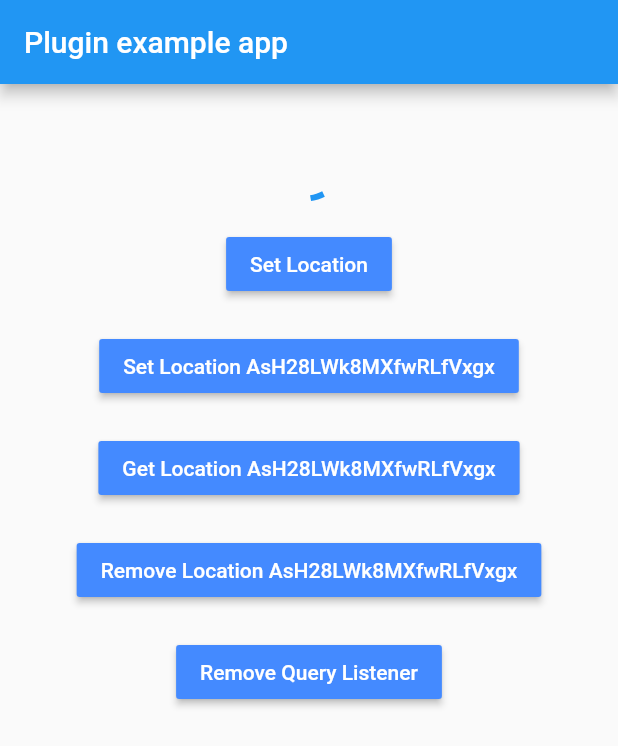
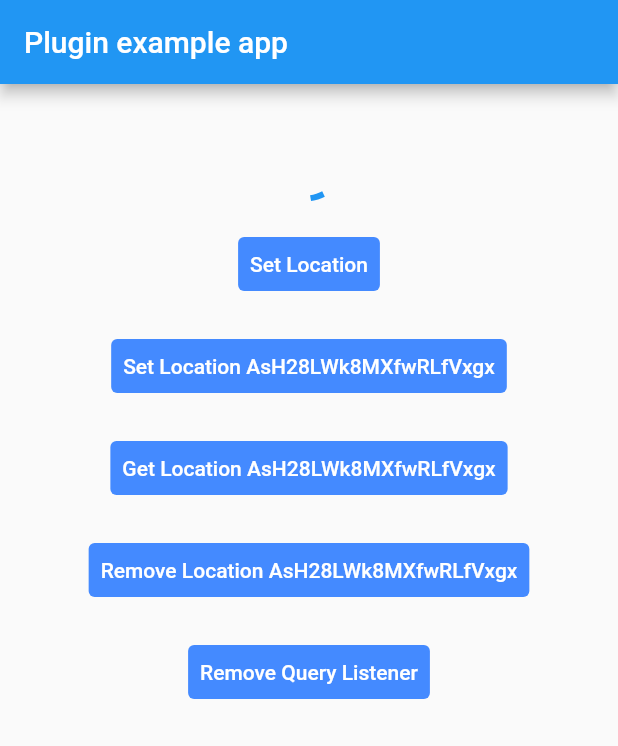
Before and after one commit to mrdishant/flutter_geofire, a Flutter app: the screen it shows after launch, on a phone screen of 412 x 824 dp. Shown: the top 746 px of the screen. Run offline on Flutter 3.47's test engine with Material 2 defaults, Android fonts, the phone set to English and light mode, and no system bars.

Commit message:
iOS Dependency

```diff
--- a/example/lib/main.dart
+++ b/example/lib/main.dart
@@ -97,11 +97,13 @@ class _MyAppState extends State<MyApp> {
                 padding: EdgeInsets.all(10.0),
               ),
               Center(
-                child: RaisedButton(
+                child: TextButton(
+                  style: TextButton.styleFrom(
+                    backgroundColor: Colors.blueAccent,
+                  ),
                   onPressed: () {
                     setLocation();
                   },
-                  color: Colors.blueAccent,
                   child: Text(
                     "Set Location",
                     style: TextStyle(color: Colors.white),
@@ -112,11 +114,13 @@ class _MyAppState extends State<MyApp> {
                 padding: EdgeInsets.all(10.0),
               ),
               Center(
-                child: RaisedButton(
+                child: TextButton(
+                  style: TextButton.styleFrom(
+                    backgroundColor: Colors.blueAccent,
+                  ),
                   onPressed: () {
                     setLocationFirst();
                   },
-                  color: Colors.blueAccent,
                   child: Text(
                     "Set Location AsH28LWk8MXfwRLfVxgx",
                     style: TextStyle(color: Colors.white),
@@ -127,11 +131,13 @@ class _MyAppState extends State<MyApp> {
                 padding: EdgeInsets.all(10.0),
               ),
               Center(
-                child: RaisedButton(
+                child: TextButton(
                   onPressed: () {
                     getLocation();
                   },
-                  color: Colors.blueAccent,
+                  style: TextButton.styleFrom(
+                    backgroundColor: Colors.blueAccent,
+                  ),
                   child: Text(
                     "Get Location AsH28LWk8MXfwRLfVxgx",
                     style: TextStyle(color: Colors.white),
@@ -142,11 +148,13 @@ class _MyAppState extends State<MyApp> {
                 padding: EdgeInsets.all(10.0),
               ),
               Center(
-                child: RaisedButton(
+                child: TextButton(
                   onPressed: () {
                     removeLocation();
                   },
-                  color: Colors.blueAccent,
+                  style: TextButton.styleFrom(
+                    backgroundColor: Colors.blueAccent,
+                  ),
                   child: Text(
                     "Remove Location AsH28LWk8MXfwRLfVxgx",
                     style: TextStyle(color: Colors.white),
@@ -172,11 +180,13 @@ class _MyAppState extends State<MyApp> {
               //   padding: EdgeInsets.all(10.0),
               // ),
               Center(
-                child: RaisedButton(
+                child: TextButton(
                   onPressed: () {
                     removeQueryListener();
                   },
-                  color: Colors.blueAccent,
+                  style: TextButton.styleFrom(
+                    backgroundColor: Colors.blueAccent,
+                  ),
                   child: Text(
                     "Remove Query Listener",
                     style: TextStyle(color: Colors.white),
--- a/pubspec.yaml
+++ b/pubspec.yaml
@@ -1,6 +1,6 @@
 name: flutter_geofire
 description: A Flutter plugin to get the realtime updates of places nearby. GeoFire is an open-source library for that allows you to store and query a set of keys based on their geographic location.
-version: 2.0.1
+version: 2.0.2
 homepage: "https://github.com/mrdishant/flutter_geofire"
 
 
```
Also changed, not shown: example/pubspec.yaml (+5 -2 lines), 17 other files.
